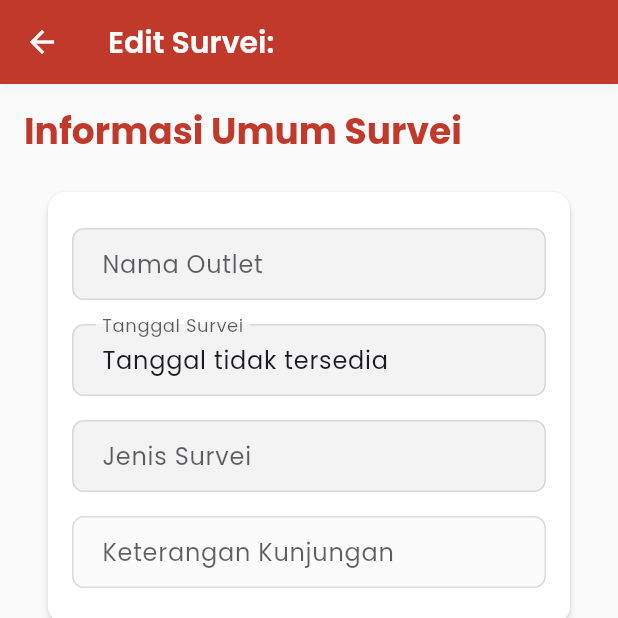
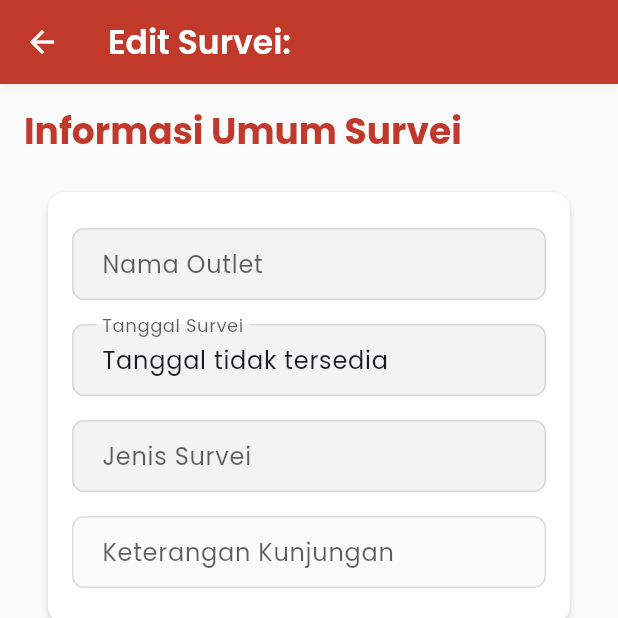
Before and after one commit to fikrim1109/pamasuka_app, a Flutter app: the EditFormPage screen opened directly with empty values, on a phone screen of 412 x 824 dp, the top half of it. Run offline on Flutter 3.47's test engine with Material 3 defaults, Android fonts, the light colour scheme and no system bars; our stand-ins replace dropdown_search, fl_chart, google_fonts, image_picker, shared_preferences; accounts and stored records are empty; statements that could not run were skipped.

Commit message:
refactor: update AppBar title style to use textTheme for consistency

```diff
--- a/lib/EditFormPage.dart
+++ b/lib/EditFormPage.dart
@@ -651,8 +651,7 @@ class _EditFormPageState extends State<EditFormPage> {
 
     return Scaffold(
       appBar: AppBar(
-        title: Text("Edit Survei: ${widget.outletName}", style: TextStyle(color: colorScheme.onPrimary)),
-        backgroundColor: colorScheme.primary,
+        title: Text("Edit Survei: ${widget.outletName}", style: textTheme.titleLarge?.copyWith(color: colorScheme.onPrimary)),
         iconTheme: IconThemeData(color: colorScheme.onPrimary),
       ),
       body: SingleChildScrollView(
```
